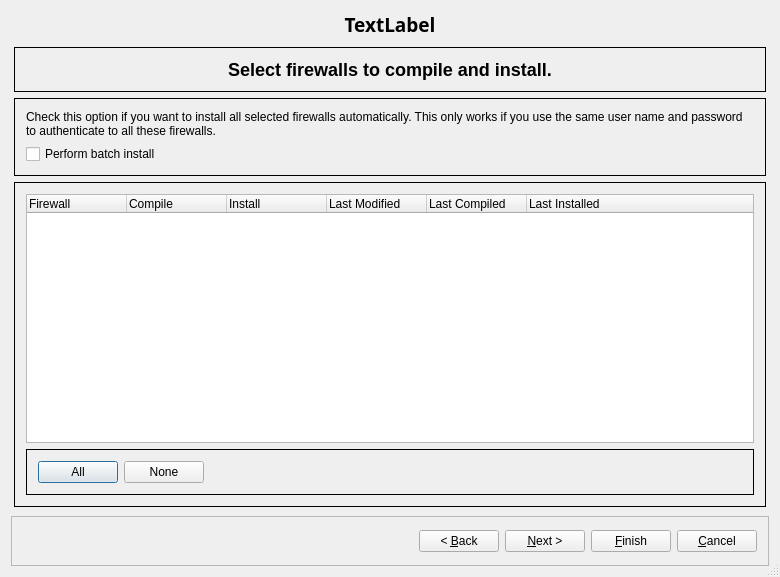
First picture: the form in src/gui/instdialog_q.ui, repository fwbuilder/fwbuilder, before the edit.
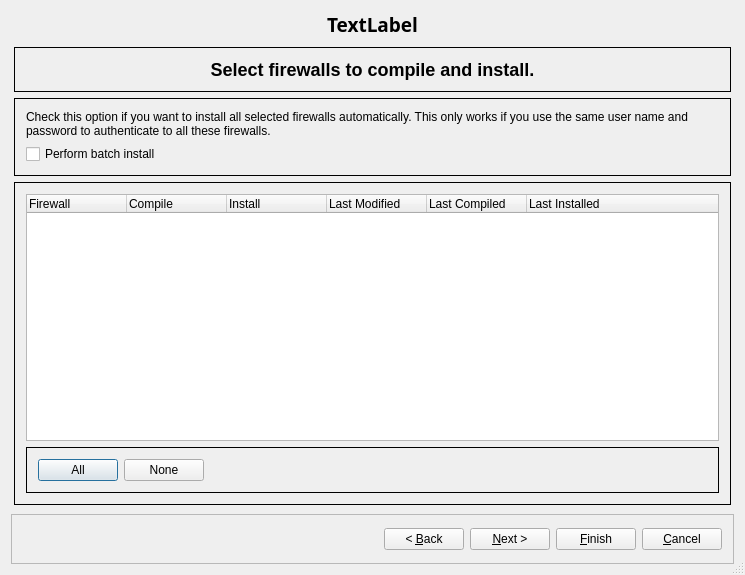
Second picture: the form after the edit. The open tabs and pages were chosen to show the change.

Diff of the .ui file:
```diff
--- a/src/gui/instdialog_q.ui
+++ b/src/gui/instdialog_q.ui
@@ -1,13 +1,13 @@
 <?xml version="1.0" encoding="UTF-8"?>
 <ui version="4.0">
  <class>instDialog_q</class>
- <widget class="QDialog" name="instDialog_q">
-  <property name="geometry">
+ <widget class="QDialog" name="instDialog_q" >
+  <property name="geometry" >
    <rect>
     <x>0</x>
     <y>0</y>
-    <width>780</width>
-    <height>577</height>
+    <width>745</width>
+    <height>575</height>
    </rect>
   </property>
   <property name="sizePolicy">
@@ -637,7 +637,7 @@
    </item>
   </layout>
  </widget>
- <layoutdefault spacing="6" margin="11"/>
+ <layoutdefault spacing="6" margin="11" />
  <resources/>
  <connections>
   <connection>
```
Left out of the diff: 417 changed lines with no effect on the pictures.
